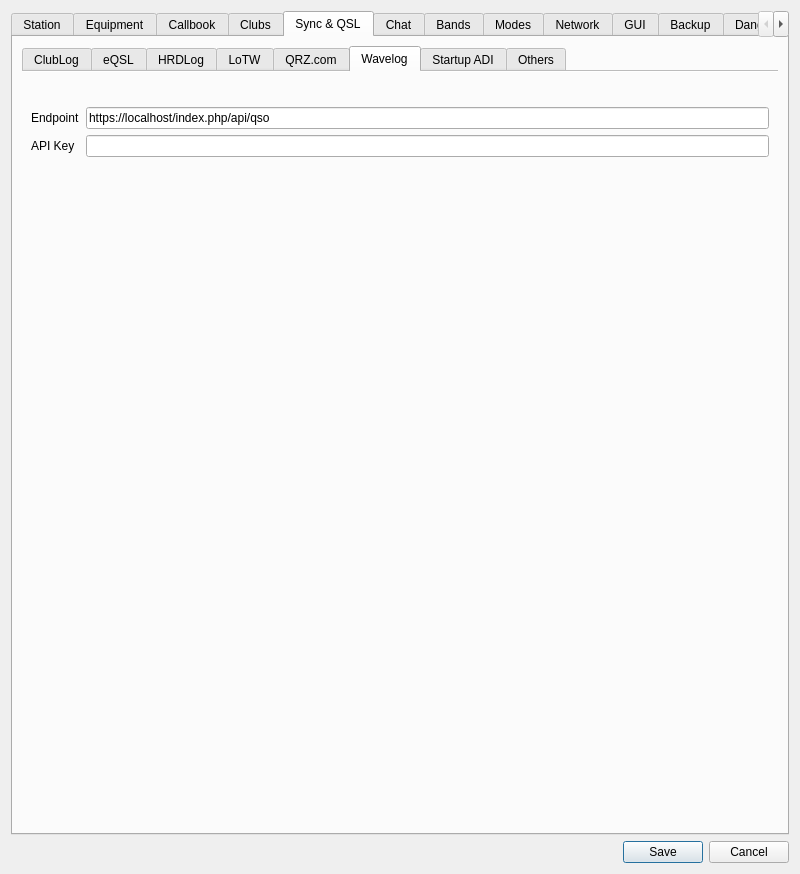
Before: the Qt Designer form ui/SettingsDialog.ui in foldynl/QLog, drawn with Qt 5.
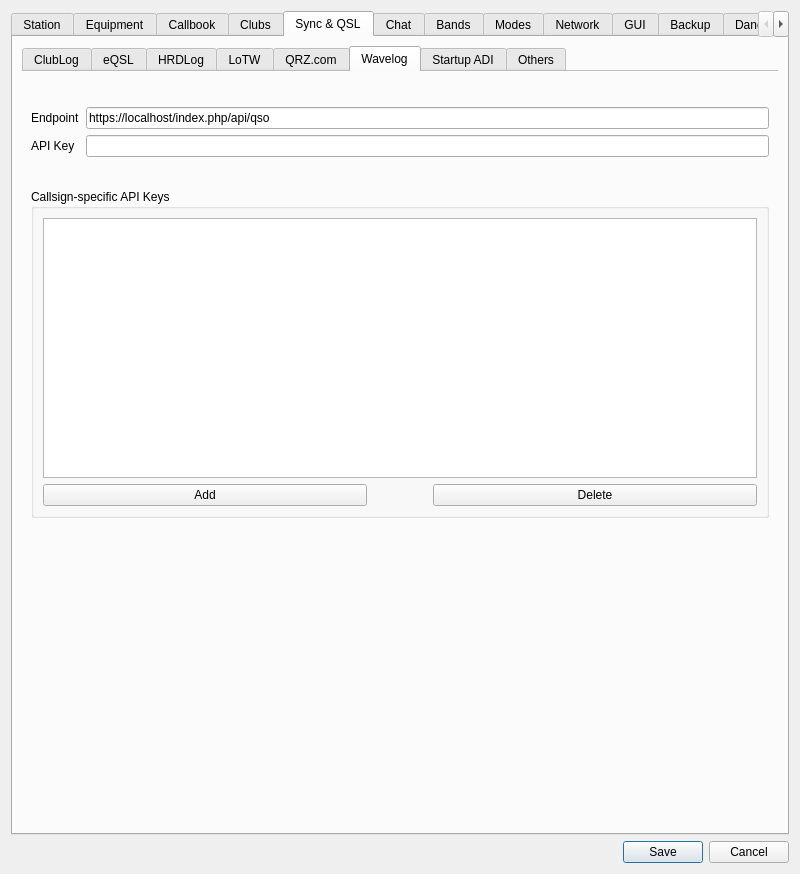
After: the same form once the commit is applied. The open tabs and pages were chosen to show the change. Icons and pictures are not drawn. Custom widgets are drawn as their Qt base class.

Commit message: Wavelog: Added callsign-specific API keys (#888)

Diff of the .ui file:
```diff
--- a/ui/SettingsDialog.ui
+++ b/ui/SettingsDialog.ui
@@ -4130,6 +4130,93 @@
              </property>
             </widget>
            </item>
+           <item row="3" column="0">
+            <spacer name="verticalSpacer_25">
+             <property name="orientation">
+              <enum>Qt::Vertical</enum>
+             </property>
+             <property name="sizeType">
+              <enum>QSizePolicy::Maximum</enum>
+             </property>
+             <property name="sizeHint" stdset="0">
+              <size>
+               <width>20</width>
+               <height>20</height>
+              </size>
+             </property>
+            </spacer>
+           </item>
+           <item row="4" column="0" colspan="2">
+            <widget class="QGroupBox" name="groupBox_18">
+             <property name="title">
+              <string>Callsign-specific API Keys</string>
+             </property>
+             <layout class="QVBoxLayout" name="verticalLayout_22">
+              <item>
+               <widget class="QTableView" name="wavelogCallsignApiKeyTableView">
+                <property name="alternatingRowColors">
+                 <bool>true</bool>
+                </property>
+                <property name="selectionMode">
+                 <enum>QAbstractItemView::SingleSelection</enum>
+                </property>
+                <property name="verticalScrollMode">
+                 <enum>QAbstractItemView::ScrollPerPixel</enum>
+                </property>
+                <property name="horizontalScrollMode">
+                 <enum>QAbstractItemView::ScrollPerPixel</enum>
+                </property>
+                <attribute name="horizontalHeaderMinimumSectionSize">
+                 <number>300</number>
+                </attribute>
+                <attribute name="horizontalHeaderStretchLastSection">
+                 <bool>true</bool>
+                </attribute>
+                <attribute name="verticalHeaderVisible">
+                 <bool>false</bool>
+                </attribute>
+               </widget>
+              </item>
+              <item>
+               <layout class="QHBoxLayout" name="horizontalLayout_382">
+                <property name="bottomMargin">
+                 <number>0</number>
+                </property>
+                <item>
+                 <widget class="QPushButton" name="wavelogCallsignApiKeyAddButton">
+                  <property name="text">
+                   <string>Add</string>
+                  </property>
+                 </widget>
+                </item>
+                <item>
+                 <spacer name="horizontalSpacer_82">
+                  <property name="orientation">
+                   <enum>Qt::Horizontal</enum>
+                  </property>
+                  <property name="sizeType">
+                   <enum>QSizePolicy::Maximum</enum>
+                  </property>
+                  <property name="sizeHint" stdset="0">
+                   <size>
+                    <width>60</width>
+                    <height>20</height>
+                   </size>
+                  </property>
+                 </spacer>
+                </item>
+                <item>
+                 <widget class="QPushButton" name="wavelogCallsignApiKeyDelButton">
+                  <property name="text">
+                   <string>Delete</string>
+                  </property>
+                 </widget>
+                </item>
+               </layout>
+              </item>
+             </layout>
+            </widget>
+           </item>
           </layout>
          </widget>
          <widget class="QWidget" name="adifFilesSyncQSLTab">
```
Left out of the diff: 34 changed lines with no effect on the pictures. The commit also changes 12 other files.
